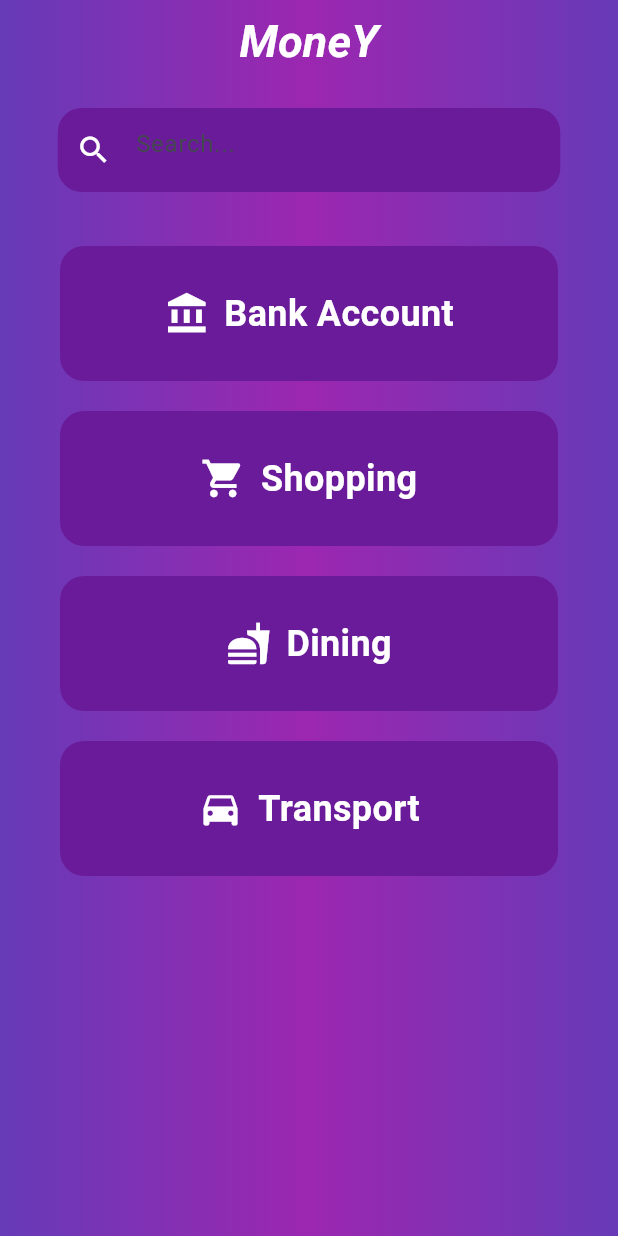
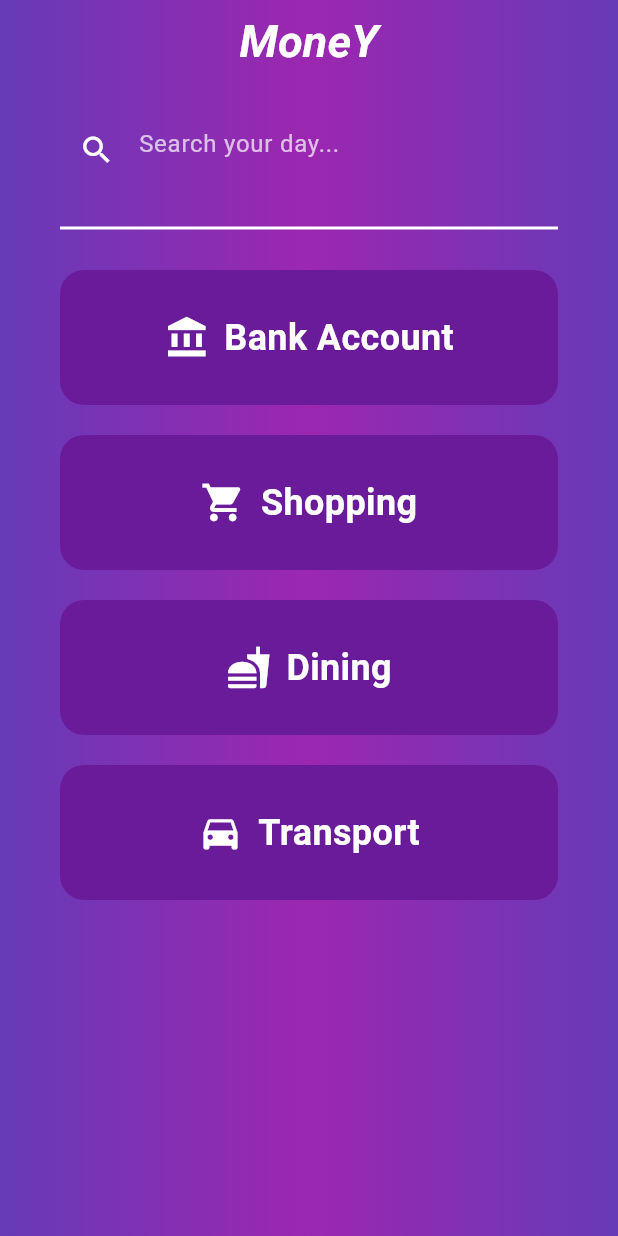
Before and after one commit to Pathirana99/Flutter, a Flutter app: the screen it shows after launch, on a phone screen of 412 x 824 dp. Run offline on Flutter 3.47's test engine with Material 3 defaults, Android fonts, the phone set to English and light mode, and no system bars; our stand-ins replace device_preview.

Commit message:
Update main.dart

```diff
--- a/appl/lib/main.dart
+++ b/appl/lib/main.dart
@@ -85,20 +85,21 @@ class _HomeState extends State<Home> {
             Padding(
               padding: const EdgeInsets.all(16.0),
               child: Container(
-                width: 335,
+                width: 331,
                 height: 56,
                 decoration: BoxDecoration(
-                  color: Colors.purple.shade800,
+                  color: Colors.transparent,
                   borderRadius: BorderRadius.circular(16),
                 ),
                 child: TextField(
                   onChanged: (value) {
                     setState(() {
-                      searchQuery = value;
+                     // searchQuery = value;
                     });
                   },
                   decoration: InputDecoration(
-                    hintText: 'Search...',
+                    hintText: 'Search your day...',
+                    hintStyle: TextStyle(color: Colors.white70),
                     prefixIcon: const Icon(Icons.search, color: Colors.white),
                     filled: true,
                     fillColor: Colors.transparent,
@@ -110,6 +111,13 @@ class _HomeState extends State<Home> {
                   ),
                   style: const TextStyle(color: Colors.white), // Adjust text color
                 ),
+              ),
+            ),
+            Padding(
+              padding: const EdgeInsets.only(top: 0.0, left: 40.0, right: 40.0),
+              child: Divider(
+                color: Colors.white,
+                thickness: 2,
               ),
             ),
             Expanded(
```
